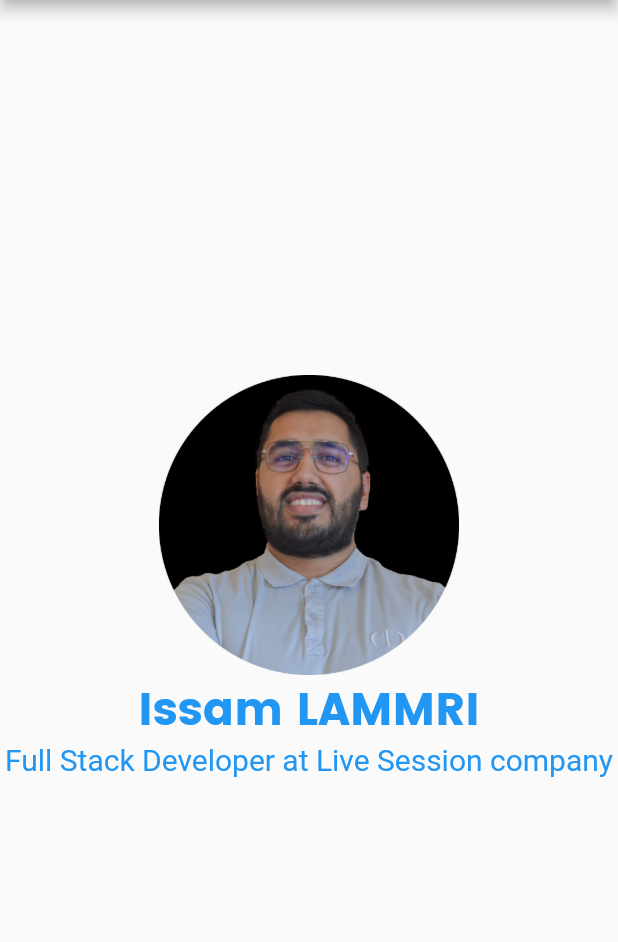
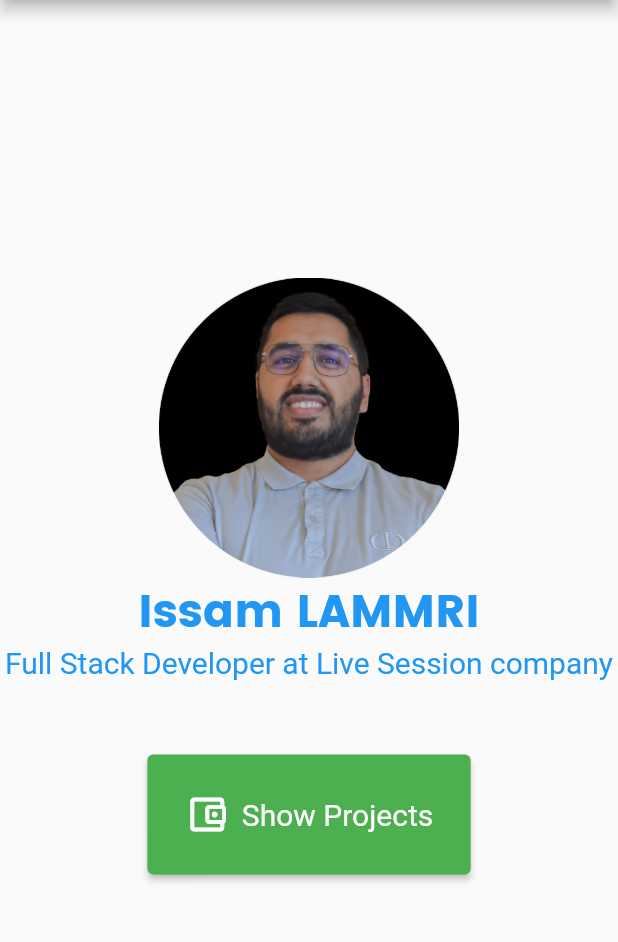
Before and after one commit to IssamLammri/appFlutterTesting, a Flutter app: the screen it shows after launch, on a phone screen of 412 x 824 dp, the part 84-1026 px from its top. Run offline on Flutter 3.47's test engine with Material 2 defaults, Android fonts, the phone set to English and light mode, and no system bars; our stand-ins replace flutter_svg.

Commit message:
create ProjectsPage

```diff
--- a/lib/main.dart
+++ b/lib/main.dart
@@ -10,8 +10,68 @@ class MyApp extends StatelessWidget {
 
   @override
   Widget build(BuildContext context) {
-    return MaterialApp(
-      home: Scaffold(
+    return const MaterialApp(
+      home: HomePage(),
+    );
+  }
+}
+
+class ProjectsPage extends StatelessWidget {
+  const ProjectsPage({super.key});
+
+  @override
+  Widget build(BuildContext context) {
+    return Scaffold(
+      appBar: AppBar(
+        title: const Text('Projects Professional'),
+        leading: Padding(
+          padding: const EdgeInsets.only(left: 10.0), // Ajoutez l'espace souhaité à gauche
+          child: SvgPicture.asset(
+            "assets/images/logo.svg",
+            color: Colors.white,
+            width: 30,
+            height: 30,
+          ),
+        ),
+      ),
+      body: Center(
+        child: Column(
+          mainAxisAlignment: MainAxisAlignment.center,
+          children: [
+            const Text(
+              'Projects Professional',
+              style: TextStyle(
+                fontSize: 30,
+                fontWeight: FontWeight.bold,
+                fontFamily: 'Poppins',
+                color: Colors.blue,
+              ),
+            ),
+            const Text(
+              'Full Stack Developer at Live Session company',
+              style: TextStyle(
+                fontSize: 20,
+                fontWeight: FontWeight.normal,
+                color: Colors.blue,
+              ),
+              textAlign: TextAlign.center,
+            )
+          ],
+        ),
+      ),
+    );
+  }
+}
+
+
+class HomePage extends StatelessWidget {
+  const HomePage({
+    super.key,
+  });
+
+  @override
+  Widget build(BuildContext context) {
+    return Scaffold(
       appBar: AppBar(
         title: Text('Issam LAMMRI'),
         leading: Padding(
@@ -62,8 +122,30 @@ class MyApp extends StatelessWidget {
               ),
               textAlign: TextAlign.center,
             ),
+            Padding(padding: EdgeInsets.only(top: 50)),
+            ElevatedButton.icon(
+              style: ButtonStyle(
+                padding: MaterialStateProperty.all<EdgeInsets>(EdgeInsets.all(25)),
+                backgroundColor: MaterialStateProperty.all<Color>(Colors.green),
+              ),
+              onPressed: () {
+                Navigator.push(
+                  context,
+                  // MaterialPageRoute(builder: (context) => const EventsPage()),
+                  PageRouteBuilder(pageBuilder: (_, __, ___) => const ProjectsPage()),
+                );
+              },
+              label: const Text("Show Projects",
+                  style: TextStyle(
+                    fontSize: 20,
+                    fontWeight: FontWeight.normal,
+                    color: Colors.white,
+                  ),
+                  textAlign: TextAlign.center,
+              ),
+              icon: const Icon(Icons.account_balance_wallet_outlined, size: 30),
+            ),
           ],
-          ),
         ),
       ),
     );
```
Lines whose indentation alone changed are shown as unchanged.
